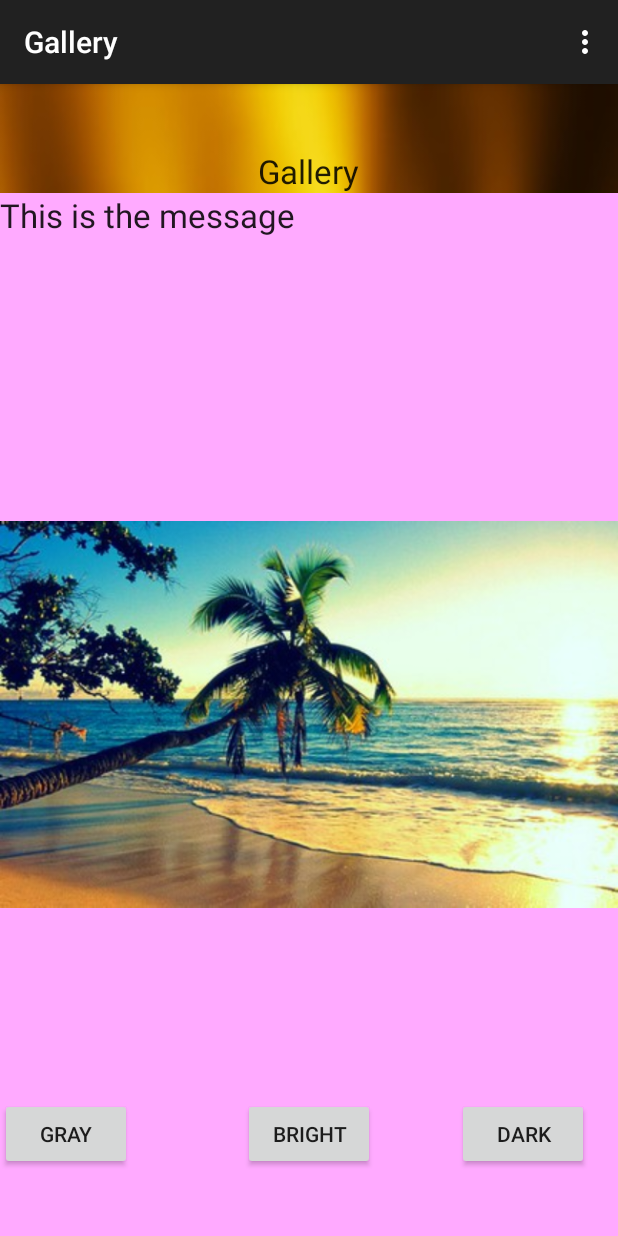
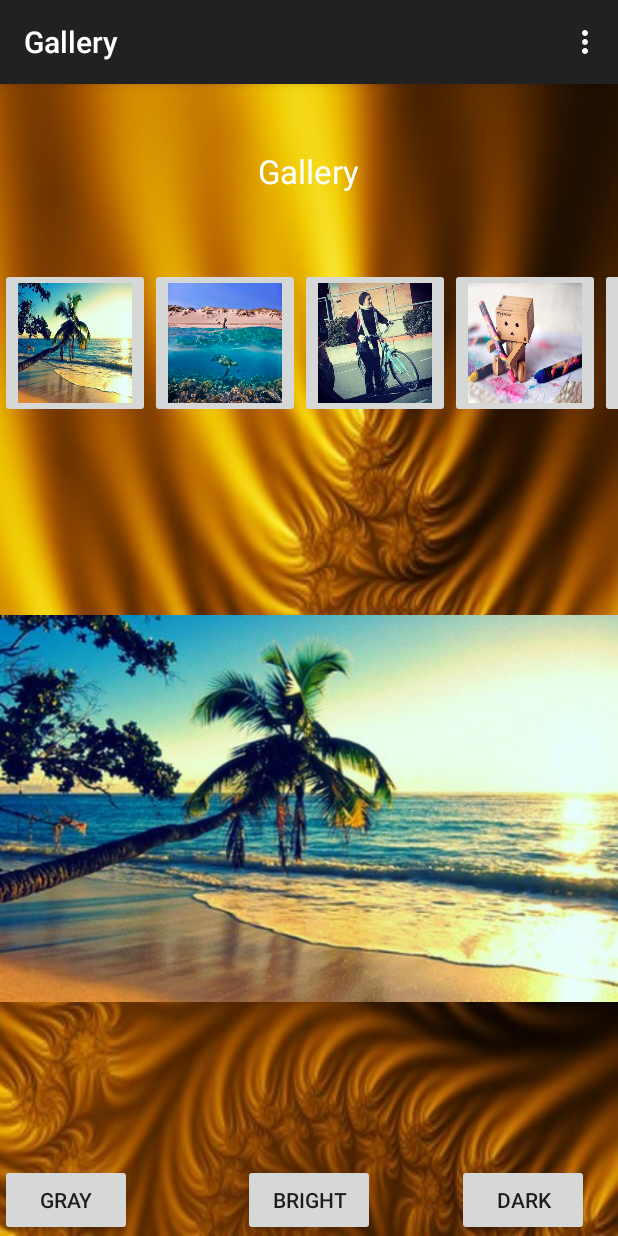
Before and after one commit to ChrisGin/FilteredPuzzleGame, an Android app: the FragmentGalleryPicture screen opened directly, with no data from a screen before it, after a tap on an icon or button, on a phone screen of 412 x 824 dp. Run offline under Robolectric (Android 15) with nearby library versions, the phone set to English and light mode, and no system bars.

Commit message:
Fixed the gallery page

```diff
--- a/app/src/main/res/layout/fragment_filters.xml
+++ b/app/src/main/res/layout/fragment_filters.xml
@@ -1,7 +1,7 @@
 <?xml version="1.0" encoding="utf-8"?>
 <RelativeLayout xmlns:android="http://schemas.android.com/apk/res/android"
     android:orientation="vertical"
-    android:background="#FFAAFF"
+    android:background="#00000000"
     android:layout_width="fill_parent"
     android:layout_height="fill_parent">
 
@@ -9,7 +9,7 @@
         android:layout_width="wrap_content"
         android:layout_height="wrap_content"
         android:textAppearance="?android:attr/textAppearanceLarge"
-        android:text="This is the message"
+        android:text=""
         android:id="@+id/text_send"
         android:layout_gravity="center_horizontal" />
 
@@ -25,8 +25,10 @@
         android:src="@drawable/image1"
         android:id="@+id/imageView1"
         android:layout_gravity="center_horizontal"
+        android:layout_below="@+id/text_send"
         android:layout_toRightOf="@+id/camera_image"
-        android:layout_toEndOf="@+id/camera_image" />
+        android:layout_toEndOf="@+id/camera_image"
+        android:layout_marginTop="96dp" />
 
     <Button
         android:id="@+id/button2"
@@ -42,7 +44,6 @@
         android:id="@+id/button1"
         android:layout_width="wrap_content"
         android:layout_height="wrap_content"
-        android:layout_marginBottom="44dp"
         android:text="@string/gray"
         android:layout_alignParentBottom="true" />
 
--- a/app/src/main/res/layout/fragment_gallery_layout.xml
+++ b/app/src/main/res/layout/fragment_gallery_layout.xml
@@ -19,40 +19,40 @@
 
 
             <ImageButton
-                android:layout_width="250dp"
-                android:layout_height="250dp"
+                android:layout_width="100dp"
+                android:layout_height="100dp"
                 android:scaleType="fitXY"
                 android:adjustViewBounds="true"
                 android:id="@+id/imageButton1"
                 android:src="@drawable/image1" />
 
             <ImageButton
-                android:layout_width="250dp"
-                android:layout_height="250dp"
+                android:layout_width="100dp"
+                android:layout_height="100dp"
                 android:scaleType="fitXY"
                 android:adjustViewBounds="true"
                 android:id="@+id/imageButton2"
                 android:src="@drawable/image2"/>
 
             <ImageButton
-                android:layout_width="250dp"
-                android:layout_height="250dp"
+                android:layout_width="100dp"
+                android:layout_height="100dp"
                 android:scaleType="fitXY"
                 android:adjustViewBounds="true"
                 android:id="@+id/imageButton3"
                 android:src="@drawable/image3"/>
 
             <ImageButton
-                android:layout_width="250dp"
-                android:layout_height="250dp"
+                android:layout_width="100dp"
+                android:layout_height="100dp"
                 android:scaleType="fitXY"
                 android:adjustViewBounds="true"
                 android:id="@+id/imageButton4"
                 android:src="@drawable/image4"/>
 
             <ImageButton
-                android:layout_width="250dp"
-                android:layout_height="250dp"
+                android:layout_width="100dp"
+                android:layout_height="100dp"
                 android:scaleType="fitXY"
                 android:adjustViewBounds="true"
                 android:id="@+id/imageButton5"
@@ -63,8 +63,8 @@
     </HorizontalScrollView>
 
     <FrameLayout
-        android:layout_width="fill_parent"
-        android:layout_height="fill_parent"
+        android:layout_width="match_parent"
+        android:layout_height="match_parent"
         android:id="@+id/filter_fragment_container">
     </FrameLayout>
 
--- a/app/src/main/res/layout/gallery.xml
+++ b/app/src/main/res/layout/gallery.xml
@@ -9,6 +9,7 @@
         android:layout_height="wrap_content"
         android:textAppearance="?android:attr/textAppearanceLarge"
         android:text=" Gallery "
+        android:textColor="#ffffff"
         android:id="@+id/textView2"
         android:layout_gravity="center_vertical"
         android:layout_marginTop="43dp"
```
